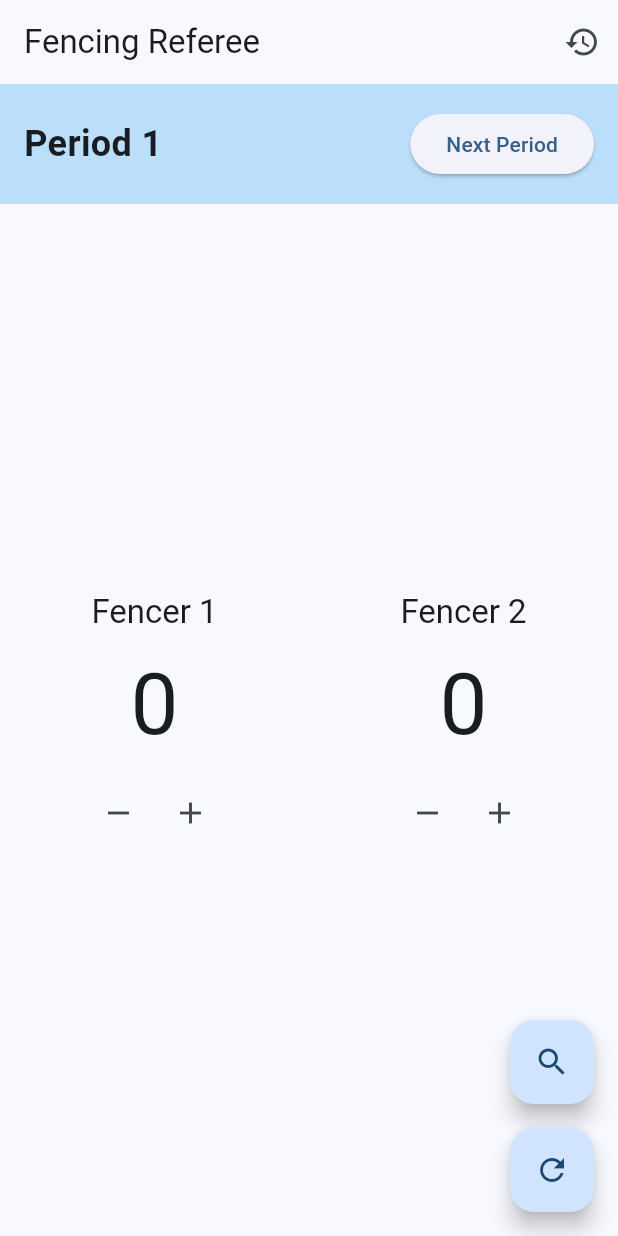
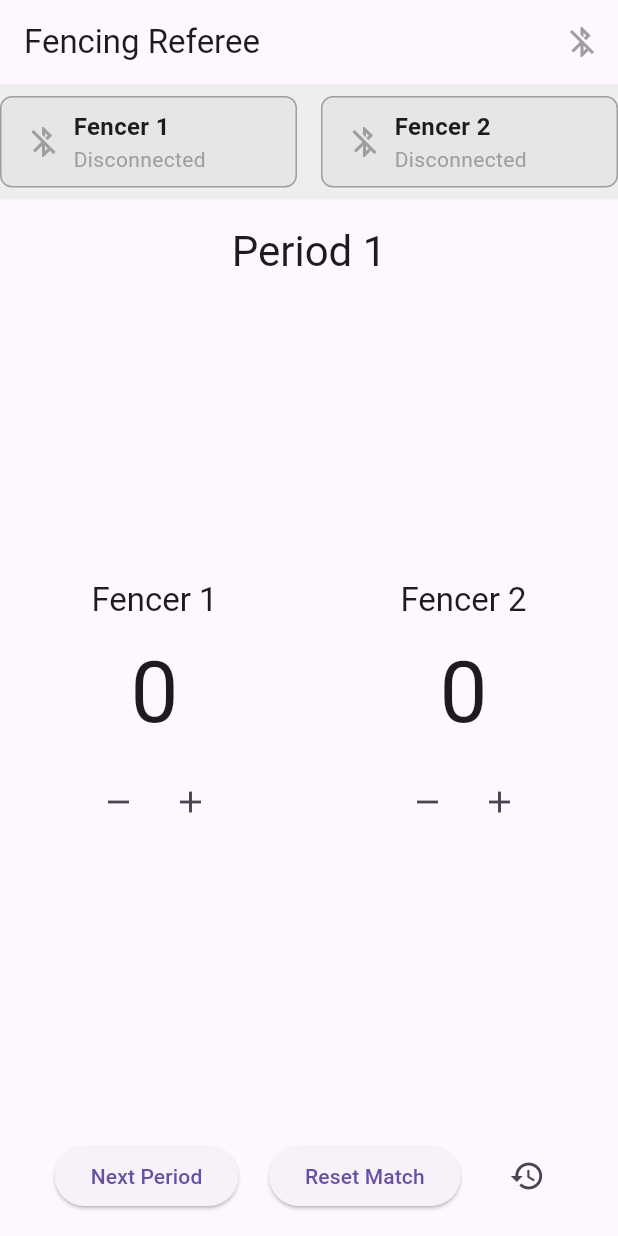
Before and after one commit to wfreyer/fencing-referee, a Flutter app: the screen it shows after launch, on a phone screen of 412 x 824 dp. Run offline on Flutter 3.47's test engine with Material 3 defaults, Android fonts, the phone set to English and light mode, and no system bars; our stand-ins replace flutter_blue_plus; statements that could not run were skipped.

Commit message:
docs: add documentation for score adjustment history and Bluetooth connection resilience

```diff
--- a/lib/main.dart
+++ b/lib/main.dart
@@ -3,20 +3,23 @@ import 'services/bluetooth_service.dart';
 import 'services/match_service.dart';
 import 'widgets/score_display.dart';
 import 'widgets/score_history_dialog.dart';
+import 'widgets/connection_status_bar.dart';
+import 'widgets/error_banner.dart';
+import 'dart:async';
 
 void main() {
-  runApp(const FencingRefereeApp());
+  runApp(const MyApp());
 }
 
-class FencingRefereeApp extends StatelessWidget {
-  const FencingRefereeApp({super.key});
+class MyApp extends StatelessWidget {
+  const MyApp({super.key});
 
   @override
   Widget build(BuildContext context) {
     return MaterialApp(
       title: 'Fencing Referee',
       theme: ThemeData(
-        colorScheme: ColorScheme.fromSeed(seedColor: Colors.blue),
+        primarySwatch: Colors.blue,
         useMaterial3: true,
       ),
       home: const ScoringPage(),
@@ -36,63 +39,47 @@ class _ScoringPageState extends State<ScoringPage> {
   late final MatchService _matchService;
   String _fencer1Name = 'Fencer 1';
   String _fencer2Name = 'Fencer 2';
-  bool _isScanning = false;
+  String? _errorMessage;
+  Timer? _errorTimer;
 
   @override
   void initState() {
     super.initState();
     _bluetoothService.initialize();
     _matchService = MatchService(_bluetoothService);
+
+    // Listen for errors
+    _bluetoothService.errors.listen((error) {
+      setState(() {
+        _errorMessage = error;
+      });
+      // Clear error after 5 seconds
+      _errorTimer?.cancel();
+      _errorTimer = Timer(const Duration(seconds: 5), () {
+        if (mounted) {
+          setState(() {
+            _errorMessage = null;
+          });
+        }
+      });
+    });
   }
 
   @override
   void dispose() {
+    _errorTimer?.cancel();
     _matchService.dispose();
     _bluetoothService.dispose();
     super.dispose();
   }
 
-  void _showNameDialog(bool isFencer1) {
-    showDialog(
-      context: context,
-      builder: (context) => AlertDialog(
-        title: Text('Enter ${isFencer1 ? "Fencer 1" : "Fencer 2"}\'s Name'),
-        content: TextField(
-          autofocus: true,
-          onSubmitted: (value) {
-            setState(() {
-              if (isFencer1) {
-                _fencer1Name = value;
-              } else {
-                _fencer2Name = value;
-              }
-            });
-            Navigator.pop(context);
-          },
-        ),
-        actions: [
-          TextButton(
-            onPressed: () => Navigator.pop(context),
-            child: const Text('Cancel'),
-          ),
-        ],
-      ),
-    );
-  }
-
   void _showScoreHistory() {
     showDialog(
       context: context,
-      builder: (context) => StreamBuilder(
-        stream: _matchService.scoreHistoryStream,
-        builder: (context, snapshot) {
-          if (!snapshot.hasData) return const SizedBox();
-          return ScoreHistoryDialog(
-            history: snapshot.data!,
+      builder: (context) => ScoreHistoryDialog(
+        adjustments: _matchService.scoreHistory,
         fencer1Name: _fencer1Name,
         fencer2Name: _fencer2Name,
-          );
-        },
       ),
     );
   }
@@ -103,36 +90,62 @@ class _ScoringPageState extends State<ScoringPage> {
       appBar: AppBar(
         title: const Text('Fencing Referee'),
         actions: [
-          IconButton(
-            icon: const Icon(Icons.history),
-            onPressed: _showScoreHistory,
+          StreamBuilder<DeviceConnectionState>(
+            stream: _bluetoothService.connectionState,
+            initialData: DeviceConnectionState.disconnected,
+            builder: (context, snapshot) {
+              final state = snapshot.data!;
+              return IconButton(
+                icon: Icon(
+                  state == DeviceConnectionState.connected
+                      ? Icons.bluetooth_connected
+                      : state == DeviceConnectionState.connecting
+                          ? Icons.bluetooth_searching
+                          : state == DeviceConnectionState.reconnecting
+                              ? Icons.bluetooth_searching
+                              : Icons.bluetooth_disabled,
+                  color: state == DeviceConnectionState.connected
+                      ? Colors.green
+                      : state == DeviceConnectionState.error
+                          ? Colors.red
+                          : Colors.grey,
+                ),
+                onPressed: () {
+                  if (state == DeviceConnectionState.disconnected) {
+                    _bluetoothService.startScanSimulated();
+                  } else {
+                    _bluetoothService.disconnectAll();
+                  }
+                },
+              );
+            },
           ),
         ],
       ),
-      body: Column(
+      body: Stack(
         children: [
+          Column(
+            children: [
+              StreamBuilder<List<WeaponDevice>>(
+                stream: _bluetoothService.weapons,
+                builder: (context, snapshot) {
+                  final weapons = snapshot.data ?? [];
+                  return ConnectionStatusBar(
+                    weapons: weapons,
+                    fencer1Name: _fencer1Name,
+                    fencer2Name: _fencer2Name,
+                  );
+                },
+              ),
               StreamBuilder(
                 stream: _matchService.periodStream,
+                initialData: 1,
                 builder: (context, snapshot) {
-              final period = snapshot.data ?? 1;
-              return Container(
-                padding: const EdgeInsets.all(16),
-                color: Colors.blue.shade100,
-                child: Row(
-                  mainAxisAlignment: MainAxisAlignment.spaceBetween,
-                  children: [
-                    Text(
-                      'Period $period',
-                      style: const TextStyle(
-                        fontSize: 24,
-                        fontWeight: FontWeight.bold,
-                      ),
-                    ),
-                    ElevatedButton(
-                      onPressed: () => _matchService.nextPeriod(),
-                      child: const Text('Next Period'),
-                    ),
-                  ],
+                  return Padding(
+                    padding: const EdgeInsets.all(16.0),
+                    child: Text(
+                      'Period ${snapshot.data}',
+                      style: Theme.of(context).textTheme.headlineMedium,
                     ),
                   );
                 },
@@ -142,34 +155,38 @@ class _ScoringPageState extends State<ScoringPage> {
                   children: [
                     Expanded(
                       child: StreamBuilder(
-                    stream: _matchService.scoreStream,
+                        stream: _matchService.scoreStream1,
+                        initialData: 0,
                         builder: (context, snapshot) {
-                      final scores = snapshot.data ?? [0, 0];
                           return ScoreDisplay(
                             fencer: 1,
-                        score: scores[0],
+                            score: snapshot.data!,
                             name: _fencer1Name,
                             isHit: _bluetoothService.isHit1,
                             onIncrement: () => _matchService.incrementScore(1),
                             onDecrement: () => _matchService.decrementScore(1),
-                        onNameTap: () => _showNameDialog(true),
+                            onNameTap: () {
+                              // TODO: Implement name editing
+                            },
                           );
                         },
                       ),
                     ),
                     Expanded(
                       child: StreamBuilder(
-                    stream: _matchService.scoreStream,
+                        stream: _matchService.scoreStream2,
+                        initialData: 0,
                         builder: (context, snapshot) {
-                      final scores = snapshot.data ?? [0, 0];
                           return ScoreDisplay(
                             fencer: 2,
-                        score: scores[1],
+                            score: snapshot.data!,
                             name: _fencer2Name,
                             isHit: _bluetoothService.isHit2,
                             onIncrement: () => _matchService.incrementScore(2),
                             onDecrement: () => _matchService.decrementScore(2),
-                        onNameTap: () => _showNameDialog(false),
+                            onNameTap: () {
+                              // TODO: Implement name editing
+                            },
                           );
                         },
                       ),
@@ -177,28 +194,41 @@ class _ScoringPageState extends State<ScoringPage> {
                   ],
                 ),
               ),
+              Padding(
+                padding: const EdgeInsets.all(16.0),
+                child: Row(
+                  mainAxisAlignment: MainAxisAlignment.spaceEvenly,
+                  children: [
+                    ElevatedButton(
+                      onPressed: () => _matchService.nextPeriod(),
+                      child: const Text('Next Period'),
+                    ),
+                    ElevatedButton(
+                      onPressed: () => _matchService.resetMatch(),
+                      child: const Text('Reset Match'),
+                    ),
+                    IconButton(
+                      icon: const Icon(Icons.history),
+                      onPressed: _showScoreHistory,
+                    ),
                   ],
                 ),
-      floatingActionButton: Column(
-        mainAxisAlignment: MainAxisAlignment.end,
-        children: [
-          FloatingActionButton(
-            onPressed: () {
+              ),
+            ],
+          ),
+          if (_errorMessage != null)
+            Positioned(
+              top: 0,
+              left: 0,
+              right: 0,
+              child: ErrorBanner(
+                message: _errorMessage!,
+                onDismiss: () {
                   setState(() {
-                _isScanning = !_isScanning;
-                if (_isScanning) {
-                  _bluetoothService.startScan();
-                } else {
-                  _bluetoothService.stopScan();
-                }
+                    _errorMessage = null;
                   });
                 },
-            child: Icon(_isScanning ? Icons.stop : Icons.search),
               ),
-          const SizedBox(height: 16),
-          FloatingActionButton(
-            onPressed: () => _matchService.resetMatch(),
-            child: const Icon(Icons.refresh),
             ),
         ],
       ),
--- /dev/null
+++ b/lib/widgets/connection_status_bar.dart
@@ -0,0 +1,144 @@
+import 'package:flutter/material.dart';
+import '../services/bluetooth_service.dart';
+
+class ConnectionStatusBar extends StatelessWidget {
+  final List<WeaponDevice> weapons;
+  final String fencer1Name;
+  final String fencer2Name;
+
+  const ConnectionStatusBar({
+    super.key,
+    required this.weapons,
+    required this.fencer1Name,
+    required this.fencer2Name,
+  });
+
+  @override
+  Widget build(BuildContext context) {
+    return Container(
+      padding: const EdgeInsets.symmetric(vertical: 8.0),
+      color: Colors.grey.shade200,
+      child: Row(
+        mainAxisAlignment: MainAxisAlignment.spaceEvenly,
+        children: [
+          _buildWeaponStatus(
+            weapons.firstWhere(
+              (w) => w.fencerNumber == 1,
+              orElse: () => WeaponDevice(
+                id: 'weapon1',
+                name: 'FencingWeapon-1',
+                fencerNumber: 1,
+                state: DeviceConnectionState.disconnected,
+              ),
+            ),
+            fencer1Name,
+          ),
+          const VerticalDivider(),
+          _buildWeaponStatus(
+            weapons.firstWhere(
+              (w) => w.fencerNumber == 2,
+              orElse: () => WeaponDevice(
+                id: 'weapon2',
+                name: 'FencingWeapon-2',
+                fencerNumber: 2,
+                state: DeviceConnectionState.disconnected,
+              ),
+            ),
+            fencer2Name,
+          ),
+        ],
+      ),
+    );
+  }
+
+  Widget _buildWeaponStatus(WeaponDevice weapon, String fencerName) {
+    final statusColor = _getStatusColor(weapon.state);
+    final statusIcon = _getStatusIcon(weapon.state);
+    final statusText = _getStatusText(weapon.state);
+
+    return Expanded(
+      child: Container(
+        padding: const EdgeInsets.symmetric(horizontal: 16.0, vertical: 8.0),
+        decoration: BoxDecoration(
+          color: statusColor.withOpacity(0.1),
+          border: Border.all(color: statusColor),
+          borderRadius: BorderRadius.circular(8.0),
+        ),
+        child: Row(
+          mainAxisAlignment: MainAxisAlignment.center,
+          children: [
+            Icon(statusIcon, color: statusColor, size: 24),
+            const SizedBox(width: 8),
+            Expanded(
+              child: Column(
+                crossAxisAlignment: CrossAxisAlignment.start,
+                children: [
+                  Text(
+                    fencerName,
+                    style: const TextStyle(
+                      fontWeight: FontWeight.bold,
+                      fontSize: 16,
+                    ),
+                  ),
+                  Text(
+                    statusText,
+                    style: TextStyle(
+                      color: statusColor,
+                      fontSize: 14,
+                    ),
+                  ),
+                ],
+              ),
+            ),
+          ],
+        ),
+      ),
+    );
+  }
+
+  Color _getStatusColor(DeviceConnectionState state) {
+    switch (state) {
+      case DeviceConnectionState.connected:
+        return Colors.green;
+      case DeviceConnectionState.connecting:
+      case DeviceConnectionState.reconnecting:
+        return Colors.orange;
+      case DeviceConnectionState.error:
+        return Colors.red;
+      case DeviceConnectionState.disconnected:
+      default:
+        return Colors.grey;
+    }
+  }
+
+  IconData _getStatusIcon(DeviceConnectionState state) {
+    switch (state) {
+      case DeviceConnectionState.connected:
+        return Icons.bluetooth_connected;
+      case DeviceConnectionState.connecting:
+      case DeviceConnectionState.reconnecting:
+        return Icons.bluetooth_searching;
+      case DeviceConnectionState.error:
+        return Icons.error_outline;
+      case DeviceConnectionState.disconnected:
+      default:
+        return Icons.bluetooth_disabled;
+    }
+  }
+
+  String _getStatusText(DeviceConnectionState state) {
+    switch (state) {
+      case DeviceConnectionState.connected:
+        return 'Connected';
+      case DeviceConnectionState.connecting:
+        return 'Connecting...';
+      case DeviceConnectionState.reconnecting:
+        return 'Reconnecting...';
+      case DeviceConnectionState.error:
+        return 'Connection Error';
+      case DeviceConnectionState.disconnected:
+      default:
+        return 'Disconnected';
+    }
+  }
+}
```
Also changed, not shown: lib/services/bluetooth_service.dart (+71 -0 lines), lib/widgets/error_banner.dart (added, +38 -0 lines), 3 other files. Lines whose indentation alone changed are shown as unchanged.
